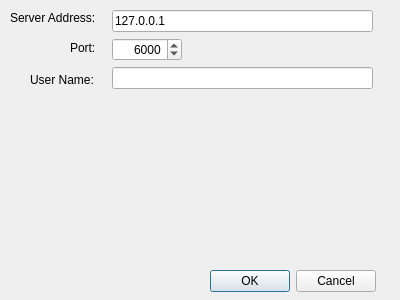
Qt form client/settingsdialog.ui (alu0100851700/ChatMultiusuario) before a commit.
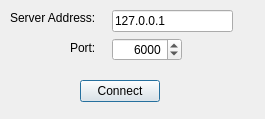
The same form after that commit.

```diff
--- a/client/settingsdialog.ui
+++ b/client/settingsdialog.ui
@@ -6,29 +6,13 @@
    <rect>
     <x>0</x>
     <y>0</y>
-    <width>400</width>
-    <height>300</height>
+    <width>265</width>
+    <height>119</height>
    </rect>
   </property>
   <property name="windowTitle">
    <string>Configure</string>
   </property>
-  <widget class="QDialogButtonBox" name="buttonBox">
-   <property name="geometry">
-    <rect>
-     <x>210</x>
-     <y>270</y>
-     <width>166</width>
-     <height>22</height>
-    </rect>
-   </property>
-   <property name="orientation">
-    <enum>Qt::Horizontal</enum>
-   </property>
-   <property name="standardButtons">
-    <set>QDialogButtonBox::Cancel|QDialogButtonBox::Ok</set>
-   </property>
-  </widget>
   <widget class="QLabel" name="serverAddressLabel">
    <property name="geometry">
     <rect>
@@ -47,7 +31,7 @@
     <rect>
      <x>112</x>
      <y>10</y>
-     <width>261</width>
+     <width>121</width>
      <height>22</height>
     </rect>
    </property>
@@ -96,28 +80,18 @@
     <string>Port:</string>
    </property>
   </widget>
-  <widget class="QLabel" name="label_3">
+  <widget class="QPushButton" name="ConnectButton">
    <property name="geometry">
     <rect>
-     <x>30</x>
-     <y>70</y>
-     <width>81</width>
-     <height>20</height>
-    </rect>
-   </property>
-   <property name="text">
-    <string>User Name:</string>
-   </property>
-  </widget>
-  <widget class="QLineEdit" name="userNameEdit">
-   <property name="geometry">
-    <rect>
-     <x>112</x>
-     <y>67</y>
-     <width>261</width>
+     <x>80</x>
+     <y>80</y>
+     <width>80</width>
      <height>22</height>
     </rect>
    </property>
+   <property name="text">
+    <string>Connect</string>
+   </property>
   </widget>
  </widget>
  <resources/>
```
Left out of the diff: 35 changed lines with no effect on the pictures.
